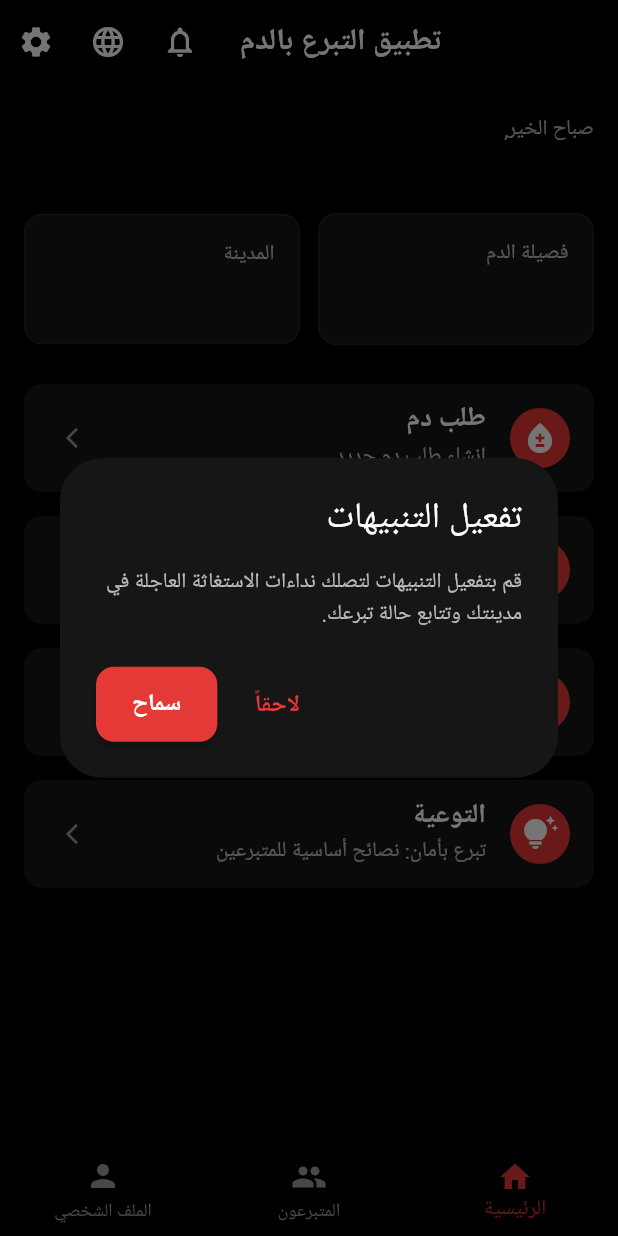
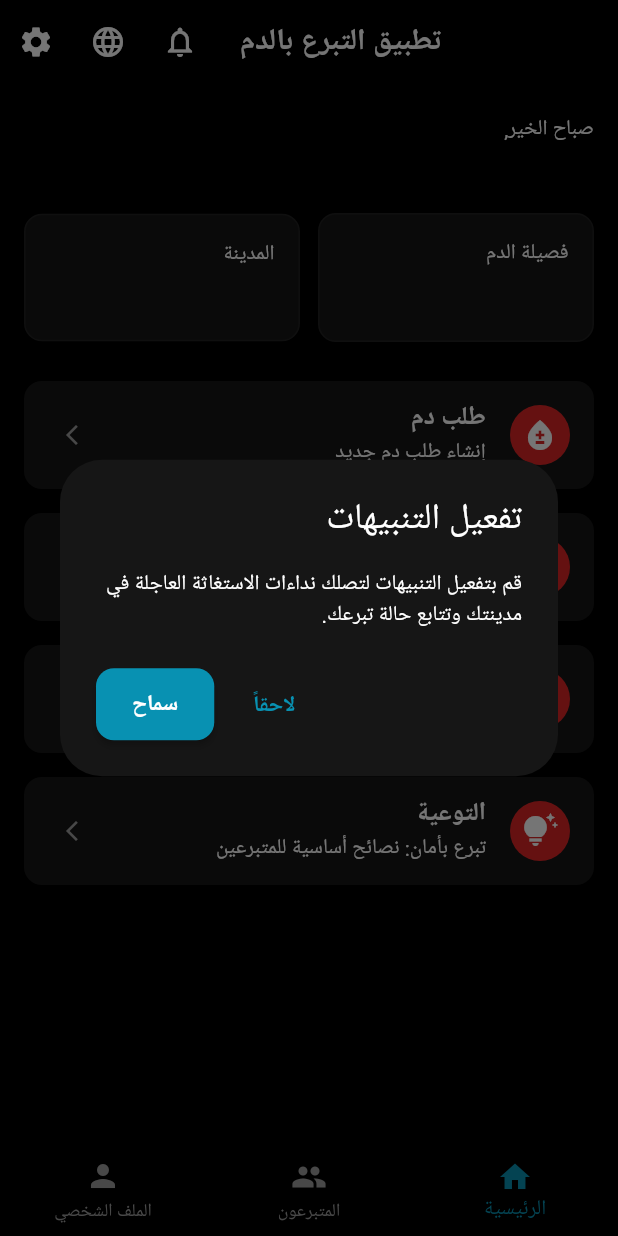
Before and after one commit to AlmohsenMyya/blood_donation, a Flutter app: the screen it shows once a user with an empty profile is signed in, on a phone screen of 412 x 824 dp. Run offline on Flutter 3.47's test engine with Material 3 defaults, Android fonts, the phone set to English and light mode, and no system bars; our stand-ins replace cloud_firestore, firebase_auth, firebase_core, firebase_messaging, flutter_dotenv, flutter_local_notifications and 4 more; missing offline and left inert: mobile_scanner; accounts and stored records are empty; key blocks and very long unbroken strings in the code were emptied for the run.

Commit message:
Update app colors and typography for a clean medical theme
Introduces new color constants and removes hardcoded text colors in app_colors.dart and app_typography.dart to support a dual-mode theme.

Replit-Commit-Author: Agent
Replit-Commit-Session-Id: 96f0cb3b-f585-47a2-971d-163fbc4546a3
Replit-Commit-Checkpoint-Type: full_checkpoint
Replit-Commit-Event-Id: 99fcfb9a-d5c2-4c8d-be55-184b16dd0cff
Replit-Commit-Screenshot-Url: https://storage.googleapis.com/screenshot-production-us-central1/9e6150c9-0bec-4507-962b-f51578d6cd52/96f0cb3b-f585-47a2-971d-163fbc4546a3/FfCgVcX
Replit-Helium-Checkpoint-Created: true

```diff
--- a/lib/core/theme/app_colors.dart
+++ b/lib/core/theme/app_colors.dart
@@ -1,38 +1,61 @@
 import 'package:flutter/material.dart';
 
 class AppColors {
-  // Primary Colors
-  static const Color primaryRed = Color(0xFFE53935);
-  static const Color accentRed = Color(0xFFFF5252);
+  // ─── Pure Medical: Primary (Teal-Blue) ────────────────────────────────────
+  static const Color medicalBlue      = Color(0xFF0891B2); // light mode primary
+  static const Color medicalBlueDark  = Color(0xFF38BDF8); // dark mode primary
+  static const Color medicalBlueLight = Color(0xFFE0F2FE); // primary container light
 
-  // Background Colors
+  // ─── Blood Red (always red — blood-specific actions only) ─────────────────
+  static const Color bloodRed         = Color(0xFFDC2626); // light mode
+  static const Color bloodRedDark     = Color(0xFFF87171); // dark mode
+  static const Color bloodRedLight    = Color(0xFFFEE2E2); // container
+
+  // ─── Light Mode Backgrounds ───────────────────────────────────────────────
+  static const Color scaffoldLight        = Color(0xFFFFFFFF);
+  static const Color surfaceLight         = Color(0xFFF8FAFC);
+  static const Color surfaceContainerLight= Color(0xFFF1F5F9);
+  static const Color fieldLight           = Color(0xFFF1F5F9);
+  static const Color borderLight          = Color(0xFFE2E8F0);
+
+  // ─── Dark Mode Backgrounds ────────────────────────────────────────────────
+  static const Color scaffoldDarkNew         = Color(0xFF0F172A);
+  static const Color surfaceDarkNew          = Color(0xFF1E293B);
+  static const Color surfaceContainerDarkNew = Color(0xFF1E293B);
+  static const Color fieldDarkNew            = Color(0xFF1E293B);
+  static const Color borderDark              = Color(0xFF334155);
+
+  // ─── Text ─────────────────────────────────────────────────────────────────
+  static const Color textOnLight          = Color(0xFF0F172A);
+  static const Color textOnLightSecondary = Color(0xFF64748B);
+  static const Color textOnDark           = Color(0xFFF8FAFC);
+  static const Color textOnDarkSecondary  = Color(0xFF94A3B8);
+
+  // ─── Semantic / Status ────────────────────────────────────────────────────
+  static const Color success = Color(0xFF16A34A);
+  static const Color error   = Color(0xFFDC2626);
+  static const Color warning = Color(0xFFF59E0B);
+  static const Color info    = Color(0xFF0891B2);
+
+  // ─── Legacy aliases (backward compatibility — do not remove) ──────────────
+  static const Color primaryRed      = bloodRed;
+  static const Color accentRed       = Color(0xFFEF4444);
   static const Color backgroundBlack = Color(0xFF000000);
-  static const Color backgroundDark = Color(0xFF0D0D0D);
-  static const Color surfaceDark = Color(0xFF161616);
-  static const Color fieldDark = Color(0xFF2E2E2E);
-  static const Color greyCard = Color(0xFF212121);
+  static const Color backgroundDark  = Color(0xFF0D0D0D);
+  static const Color surfaceDark     = Color(0xFF161616);
+  static const Color fieldDark       = Color(0xFF2E2E2E);
+  static const Color greyCard        = Color(0xFF212121);
+  static const Color textPrimary     = Colors.white;
+  static const Color textSecondary   = Colors.white70;
+  static const Color textGrey        = Colors.grey;
 
-  // Text Colors
-  static const Color textPrimary = Colors.white;
-  static const Color textSecondary = Colors.white70;
-  static const Color textGrey = Colors.grey;
-
-  // Role-Specific Colors
-  static const Color donorPrimary = Color(0xFFB71C1C); // Deep Warm Red
-  static const Color donorAccent = Color(0xFFCFB53B);   // Old Gold / Warm Yellow
-
-  static const Color recipientPrimary = Color(0xFFE53935); // Standard Bright Red
-  static const Color recipientAccent = Color(0xFF455A64);  // Blue Grey Accent
-
-  static const Color hospitalPrimary = Color(0xFF1976D2);  // Official Blue
-  static const Color hospitalAccent = Color(0xFF64B5F6);   // Light Blue
-
-  static const Color adminPrimary = Color(0xFF455A64);     // Professional Dark Grey/Blue
-  static const Color adminAccent = Color(0xFF90A4AE);      // Silver/Grey
-
-  // Status Colors
-  static const Color success = Colors.green;
-  static const Color error = Colors.red;
-  static const Color warning = Colors.orange;
-  static const Color info = Colors.blue;
+  // ─── Role colors (kept for any remaining references) ──────────────────────
+  static const Color donorPrimary    = medicalBlue;
+  static const Color donorAccent     = medicalBlue;
+  static const Color recipientPrimary= medicalBlue;
+  static const Color recipientAccent = medicalBlue;
+  static const Color hospitalPrimary = medicalBlue;
+  static const Color hospitalAccent  = medicalBlue;
+  static const Color adminPrimary    = medicalBlue;
+  static const Color adminAccent     = medicalBlue;
 }
```
Also changed, not shown: lib/core/theme/app_typography.dart (+18 -31 lines).
